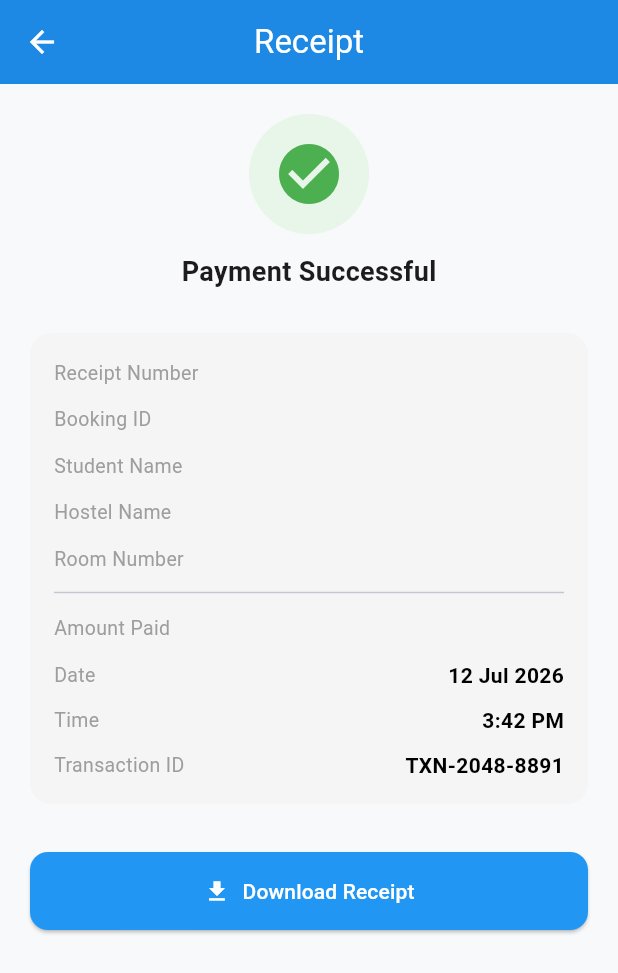
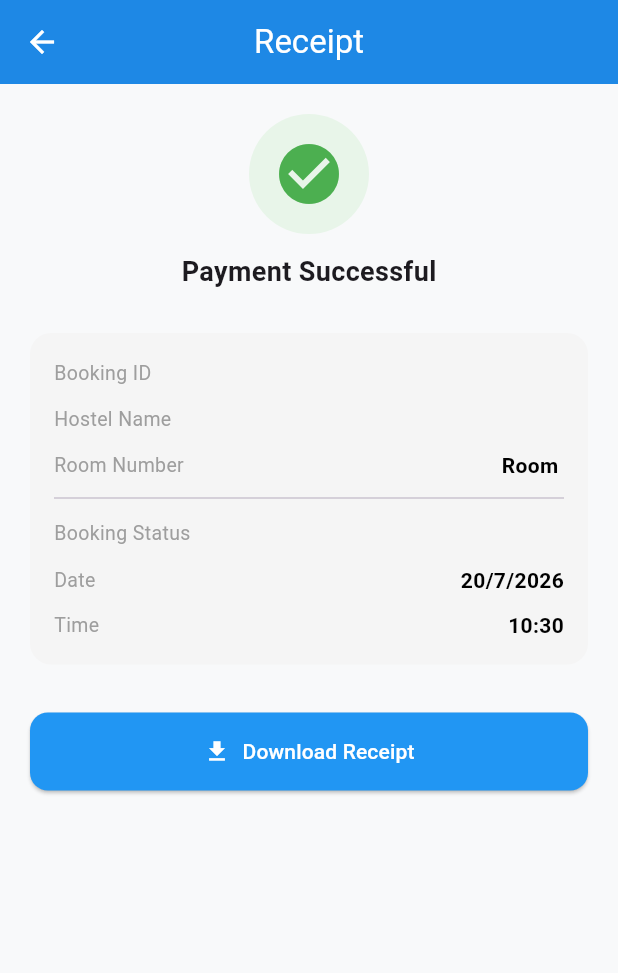
Before and after one commit to bebiebright11-eng/MakHub, a Flutter app: the StudentReceiptScreen screen opened directly with empty values, on a phone screen of 412 x 824 dp. Shown: the top 973 px of the screen. Run offline on Flutter 3.47's test engine with Material 3 defaults, Android fonts, the phone set to English and light mode, and no system bars; our stand-ins replace cloud_firestore, firebase_auth, firebase_core; accounts and stored records are empty.

Commit message:
connecting the receipt screen with the firebase

```diff
--- a/lib/features/authentication/presentation/screens/student/screens/receipt_screen.dart
+++ b/lib/features/authentication/presentation/screens/student/screens/receipt_screen.dart
@@ -1,28 +1,17 @@
 import 'package:flutter/material.dart';
+import 'package:cloud_firestore/cloud_firestore.dart';
 
-class StudentReceiptScreen extends StatelessWidget {
-  final String receiptNumber;
+class StudentReceiptScreen extends StatefulWidget {
   final String bookingId;
-  final String studentName;
-  final String hostelName;
-  final String roomNumber;
-  final String amountPaid;
-  final String date;
-  final String time;
-  final String transactionId;
+  const StudentReceiptScreen({super.key, required this.bookingId});
 
-  const StudentReceiptScreen({
-    super.key,
-    required this.receiptNumber,
-    required this.bookingId,
-    required this.studentName,
-    required this.hostelName,
-    required this.roomNumber,
-    required this.amountPaid,
-    this.date = "12 Jul 2026",
-    this.time = "3:42 PM",
-    this.transactionId = "TXN-2048-8891",
-  });
+  @override
+  State<StudentReceiptScreen> createState() => _StudentReceiptScreenState();
+}
+
+class _StudentReceiptScreenState extends State<StudentReceiptScreen> {
+  late final Stream<DocumentSnapshot> _bookingStream =
+      FirebaseFirestore.instance.collection('bookings').doc(widget.bookingId).snapshots();
 
   @override
   Widget build(BuildContext context) {
@@ -31,7 +20,41 @@ class StudentReceiptScreen extends StatelessWidget {
         title: const Text("Receipt"),
         centerTitle: true,
       ),
-      body: Padding(
+      body: StreamBuilder<DocumentSnapshot>(
+        stream: _bookingStream,
+        builder: (context, bookingSnap) {
+          if (!bookingSnap.hasData) {
+            return const Center(child: CircularProgressIndicator());
+          }
+          if (!bookingSnap.data!.exists) {
+            return const Center(child: Text('Booking not found'));
+          }
+
+          final booking = bookingSnap.data!.data() as Map<String, dynamic>;
+          final hostelId = booking['hostelId'] as String? ?? '';
+          final roomId = booking['roomId'] as String? ?? '';
+
+          return FutureBuilder<List<DocumentSnapshot>>(
+            future: Future.wait([
+              FirebaseFirestore.instance.collection('hostels').doc(hostelId).get(),
+              FirebaseFirestore.instance.collection('rooms').doc(roomId).get(),
+            ]),
+            builder: (context, futureSnap) {
+              if (!futureSnap.hasData) {
+                return const Center(child: CircularProgressIndicator());
+              }
+
+              final hostelData = futureSnap.data![0].data() as Map<String, dynamic>? ?? {};
+              final roomData = futureSnap.data![1].data() as Map<String, dynamic>? ?? {};
+              final bookingDate = booking['bookingDate'] as Timestamp?;
+              final dateStr = bookingDate != null
+                  ? '${bookingDate.toDate().day}/${bookingDate.toDate().month}/${bookingDate.toDate().year}'
+                  : 'N/A';
+              final timeStr = bookingDate != null
+                  ? '${bookingDate.toDate().hour}:${bookingDate.toDate().minute.toString().padLeft(2, '0')}'
+                  : 'N/A';
+
+              return Padding(
                 padding: const EdgeInsets.all(20),
                 child: Column(
                   crossAxisAlignment: CrossAxisAlignment.start,
@@ -66,23 +89,17 @@ class StudentReceiptScreen extends StatelessWidget {
                       ),
                       child: Column(
                         children: [
-                  _infoRow("Receipt Number", receiptNumber),
+                          _infoRow("Booking ID", widget.bookingId),
                           const SizedBox(height: 10),
-                  _infoRow("Booking ID", bookingId),
+                          _infoRow("Hostel Name", hostelData['hostelName'] ?? ''),
                           const SizedBox(height: 10),
-                  _infoRow("Student Name", studentName),
+                          _infoRow("Room Number", 'Room ${roomData['roomNumber'] ?? ''}'),
+                          const Divider(height: 24),
+                          _infoRow("Booking Status", booking['bookingStatus'] ?? '', bold: true),
                           const SizedBox(height: 10),
-                  _infoRow("Hostel Name", hostelName),
+                          _infoRow("Date", dateStr),
                           const SizedBox(height: 10),
-                  _infoRow("Room Number", roomNumber),
-                  const Divider(height: 24),
-                  _infoRow("Amount Paid", amountPaid, bold: true),
-                  const SizedBox(height: 10),
-                  _infoRow("Date", date),
-                  const SizedBox(height: 10),
-                  _infoRow("Time", time),
-                  const SizedBox(height: 10),
-                  _infoRow("Transaction ID", transactionId),
+                          _infoRow("Time", timeStr),
                         ],
                       ),
                     ),
@@ -107,6 +124,10 @@ class StudentReceiptScreen extends StatelessWidget {
                     ),
                   ],
                 ),
+              );
+            },
+          );
+        },
       ),
     );
   }
```
Lines whose indentation alone changed are shown as unchanged.
